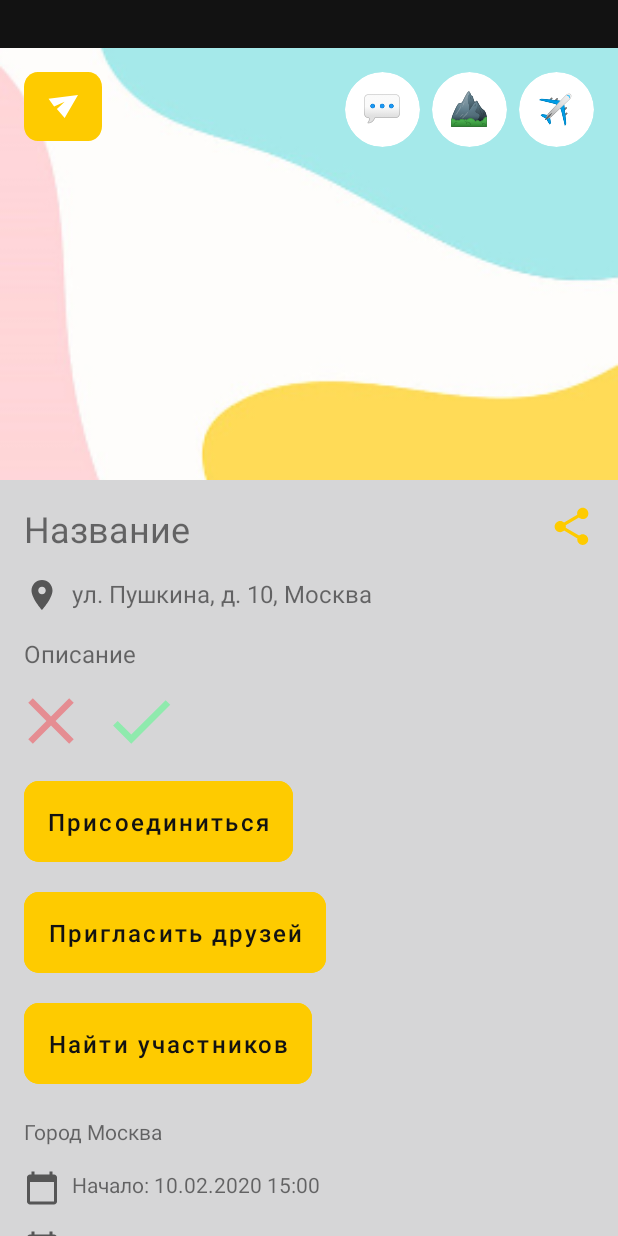
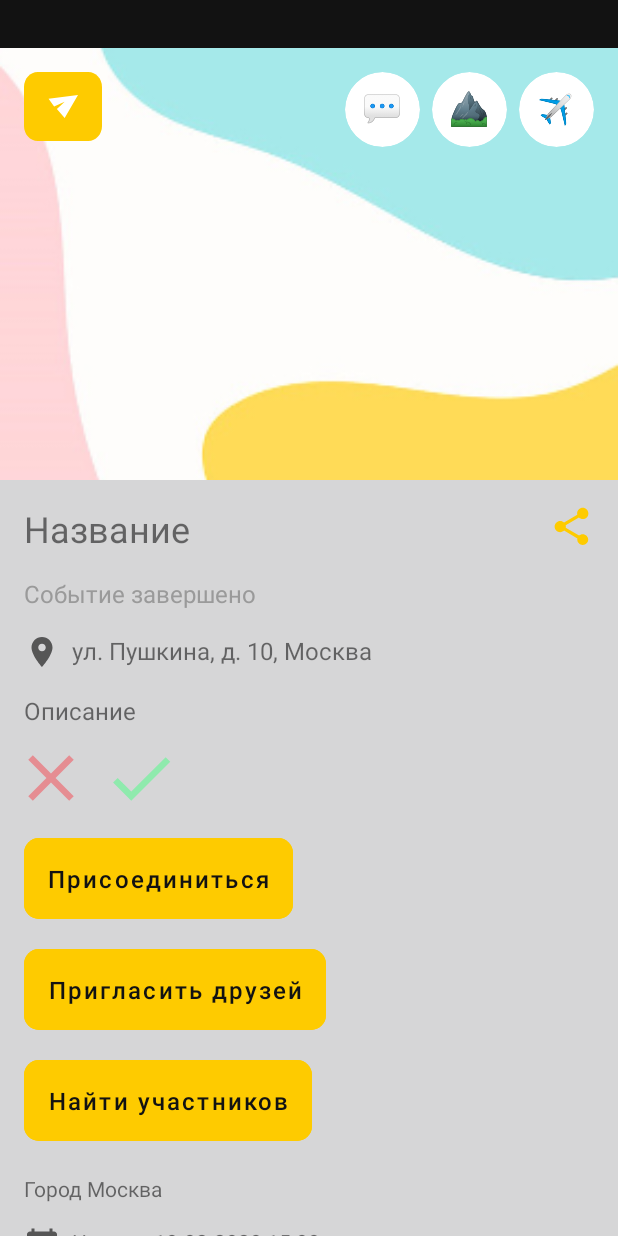
Before and after one commit to julia-black/Lume, an Android app: the layout fragment_event.xml on its own in the app's theme, with its tools: preview values and no code run, on a phone screen of 412 x 824 dp. Run offline under Robolectric (Android 15) with nearby library versions, the phone set to English and light mode, and no system bars.

Commit message:
Added canceling event, fixed circle in calendar

```diff
--- a/app/src/main/java/com/singlelab/lume/model/event/Event.kt
+++ b/app/src/main/java/com/singlelab/lume/model/event/Event.kt
@@ -84,4 +84,8 @@ class Event(
         }
         return person?.participantStatus
     }
+
+    fun isActive(): Boolean {
+        return status != EventStatus.ENDED && status != EventStatus.CANCELLED
+    }
 }
--- a/app/src/main/java/com/singlelab/lume/model/event/EventSummary.kt
+++ b/app/src/main/java/com/singlelab/lume/model/event/EventSummary.kt
@@ -45,4 +45,8 @@ class EventSummary(
             }
         }
     }
+
+    fun isActive(): Boolean {
+        return status != EventStatus.CANCELLED && status != EventStatus.ENDED
+    }
 }
--- a/app/src/main/java/com/singlelab/lume/ui/event/interactor/EventInteractor.kt
+++ b/app/src/main/java/com/singlelab/lume/ui/event/interactor/EventInteractor.kt
@@ -1,6 +1,7 @@
 package com.singlelab.lume.ui.event.interactor
 
 import com.singlelab.lume.model.event.Event
+import com.singlelab.net.model.event.UpdateEventRequest
 import com.singlelab.net.model.event.ParticipantRequest
 
 interface EventInteractor {
@@ -11,4 +12,6 @@ interface EventInteractor {
     suspend fun joinEvent(participantRequest: ParticipantRequest): Event?
 
     suspend fun rejectEvent(personUid: String, eventUid: String)
+
+    suspend fun updateEvent(request: UpdateEventRequest): Event?
 }
--- a/app/src/main/java/com/singlelab/lume/ui/event/interactor/EventInteractorImpl.kt
+++ b/app/src/main/java/com/singlelab/lume/ui/event/interactor/EventInteractorImpl.kt
@@ -2,6 +2,7 @@ package com.singlelab.lume.ui.event.interactor
 
 import com.singlelab.lume.base.BaseInteractor
 import com.singlelab.lume.model.event.Event
+import com.singlelab.net.model.event.UpdateEventRequest
 import com.singlelab.net.model.event.ParticipantRequest
 import com.singlelab.net.repositories.BaseRepository
 import com.singlelab.net.repositories.events.EventsRepository
@@ -24,4 +25,8 @@ class EventInteractorImpl(private val repository: EventsRepository) : EventInter
     override suspend fun rejectEvent(personUid: String, eventUid: String) {
         repository.removeParticipants(personUid, eventUid)
     }
+
+    override suspend fun updateEvent(request: UpdateEventRequest): Event? {
+        return Event.fromResponse(repository.updateEvent(request))
+    }
 }
--- a/app/src/main/res/layout/fragment_event.xml
+++ b/app/src/main/res/layout/fragment_event.xml
@@ -119,6 +119,20 @@
             app:layout_constraintTop_toBottomOf="@id/image"
             tools:text="Название" />
 
+        <TextView
+            android:id="@+id/status"
+            android:layout_width="0dp"
+            android:layout_height="wrap_content"
+            android:layout_margin="@dimen/margin_medium"
+            android:textColor="@color/colorGray"
+            android:textSize="@dimen/text_size_standart"
+            android:visibility="gone"
+            app:layout_constraintEnd_toEndOf="@id/button_share"
+            app:layout_constraintStart_toStartOf="parent"
+            app:layout_constraintTop_toBottomOf="@id/title"
+            tools:text="@string/title_ended"
+            tools:visibility="visible" />
+
         <ImageView
             android:id="@+id/button_share"
             android:layout_width="30dp"
@@ -139,7 +153,7 @@
             android:text="@string/online"
             android:textSize="16sp"
             android:visibility="invisible"
-            app:layout_constraintTop_toBottomOf="@id/title" />
+            app:layout_constraintTop_toBottomOf="@id/status" />
 
         <TextView
             android:id="@+id/text_location"
@@ -150,7 +164,7 @@
             android:drawablePadding="@dimen/margin_small"
             android:textSize="16sp"
             android:visibility="invisible"
-            app:layout_constraintTop_toBottomOf="@id/title"
+            app:layout_constraintTop_toBottomOf="@id/status"
             tools:text="ул. Пушкина, д. 10, Москва"
             tools:visibility="visible" />
 
@@ -340,5 +354,23 @@
             app:layout_constraintTop_toBottomOf="@id/recycler_participants"
             tools:text="18-25 лет" />
 
+        <TextView
+            android:id="@+id/button_cancel_event"
+            android:layout_width="wrap_content"
+            android:layout_height="wrap_content"
+            android:layout_marginVertical="@dimen/margin_medium"
+            android:clickable="true"
+            android:drawableStart="@drawable/ic_reject"
+            android:drawablePadding="@dimen/margin_small"
+            android:focusable="true"
+            android:text="@string/cancel_event"
+            android:textAllCaps="false"
+            android:textColor="@color/colorBackground"
+            android:textSize="@dimen/text_size_standart"
+            android:visibility="gone"
+            app:layout_constraintStart_toStartOf="@id/title"
+            app:layout_constraintTop_toBottomOf="@id/card_image_administrator"
+            tools:visibility="visible" />
+
     </androidx.constraintlayout.widget.ConstraintLayout>
 </androidx.core.widget.NestedScrollView>
--- a/app/src/main/res/values/strings.xml
+++ b/app/src/main/res/values/strings.xml
@@ -111,6 +111,9 @@
     <string name="choose_age">Укажите ограничение по возрасту. Событие увидят только люди, которые подходят по возрасту</string>
     <string name="attention_age">Вы можете указать ограничение по возрасту. Событие будет доступно только тем, кто подходит по возрасту:</string>
     <string name="you_create_event">Ура! Вы создали событие!</string>
+    <string name="cancel_event">Отменить событие</string>
+    <string name="title_cancel">Событие отменено</string>
+    <string name="title_ended">Событие завершено</string>
 
     <!-- Types of events -->
     <string name="culture">Искусство</string>
--- a/lume-net/src/main/java/com/singlelab/net/api/EventsApi.kt
+++ b/lume-net/src/main/java/com/singlelab/net/api/EventsApi.kt
@@ -18,6 +18,9 @@ interface EventsApi {
 
     @POST("event/add-event")
     fun addEventAsync(@Body event: EventRequest): Deferred<Response<EventUidResponse>>
+
+    @POST("event/update-event")
+    fun updateEventAsync(@Body request: UpdateEventRequest): Deferred<Response<EventResponse>>
 
     @POST("event/add-event-participant")
     fun addParticipantsAsync(@Body participantRequest: ParticipantRequest): Deferred<Response<EventResponse>>
--- /dev/null
+++ b/lume-net/src/main/java/com/singlelab/net/model/event/UpdateEventRequest.kt
@@ -0,0 +1,6 @@
+package com.singlelab.net.model.event
+
+class UpdateEventRequest(
+    val eventUid: String,
+    val status: Int? = null
+)
--- a/lume-net/src/main/java/com/singlelab/net/repositories/events/EventsRepository.kt
+++ b/lume-net/src/main/java/com/singlelab/net/repositories/events/EventsRepository.kt
@@ -30,4 +30,6 @@ interface EventsRepository {
     suspend fun acceptRandomPerson(participantRequest: ParticipantRequest)
 
     suspend fun rejectRandomPerson(eventUid: String, personUid: String)
+
+    suspend fun updateEvent(request: UpdateEventRequest): EventResponse?
 }
```
Also changed, not shown: app/src/main/java/com/singlelab/lume/model/event/EventStatus.kt (+6 -4 lines), app/src/main/java/com/singlelab/lume/ui/event/EventFragment.kt (+14 -2 lines), app/src/main/java/com/singlelab/lume/ui/event/EventPresenter.kt (+25 -0 lines), app/src/main/java/com/singlelab/lume/ui/events/EventsFragment.kt (+12 -5 lines), lume-net/src/main/java/com/singlelab/net/repositories/events/EventsRepositoryImpl.kt (+10 -2 lines).
